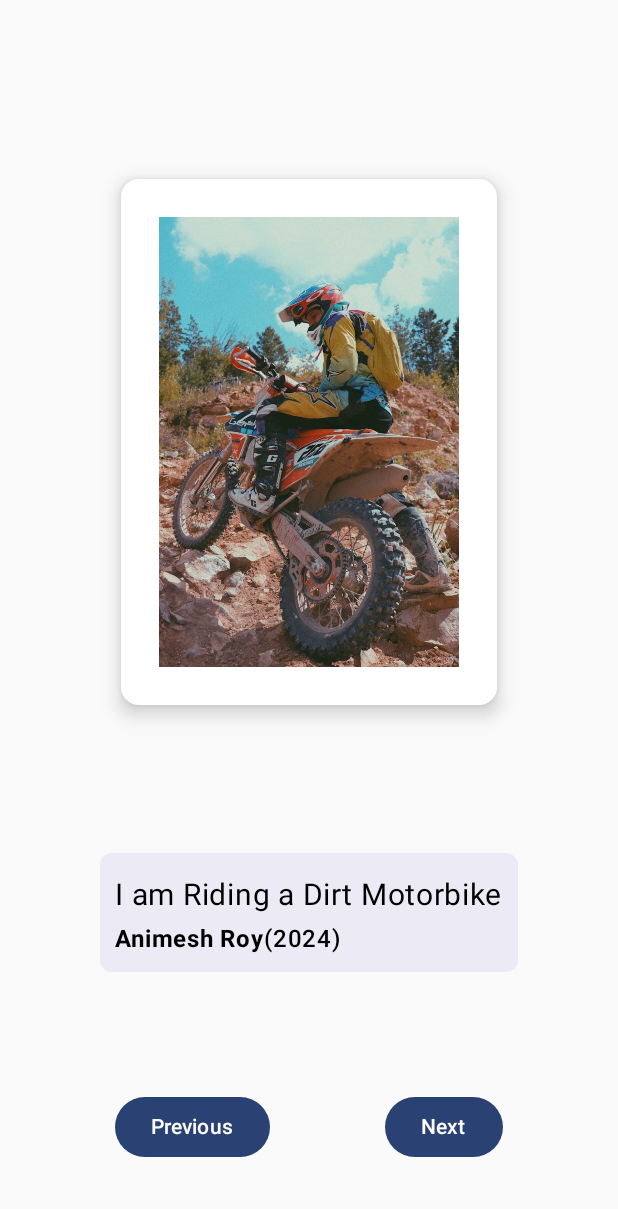
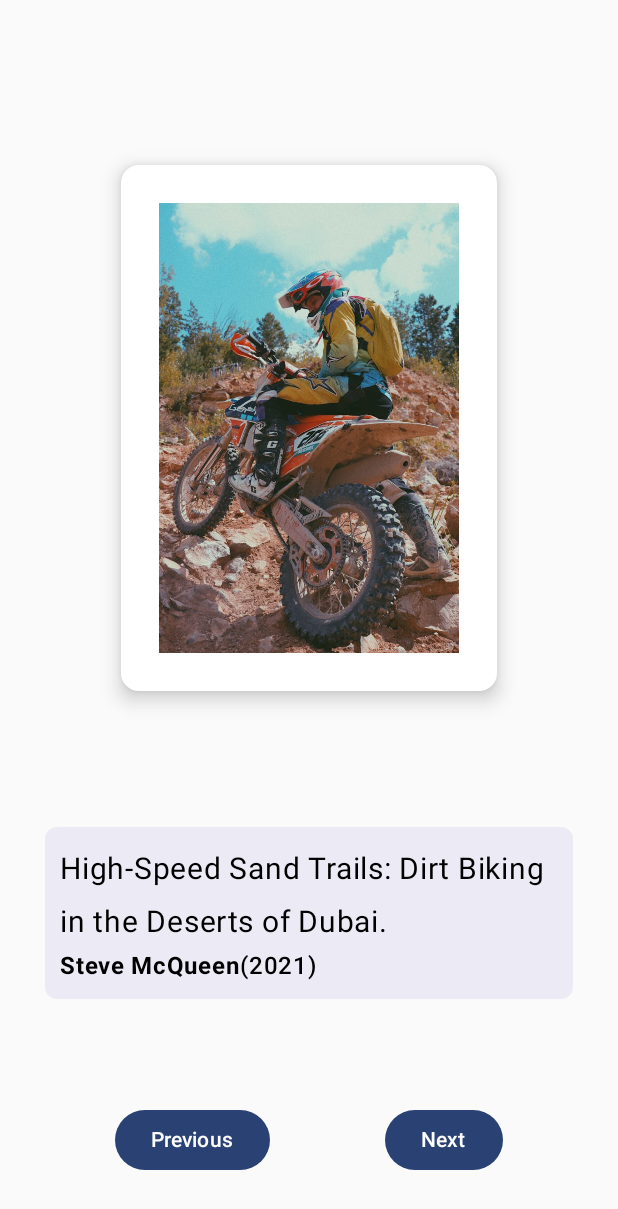
Before and after one commit to animeshroydev/ArtSpace, an Android app built with Jetpack Compose: the screen it shows after launch (MainActivity), after a tap on "Next", on a phone screen of 412 x 824 dp. Shown: the top 1209 px of the screen. Run offline under Robolectric (Android 15) with nearby library versions, the phone set to English and light mode, and no system bars.

Commit message:
updated UI element(title, artist, year)

```diff
--- a/app/src/main/java/com/appmakerszone/artspace/MainActivity.kt
+++ b/app/src/main/java/com/appmakerszone/artspace/MainActivity.kt
@@ -70,69 +70,60 @@ fun ArtSpaceLayout() {
             when (currentImage) {
 
                 1 -> {
-                    ImagePlaceHolder(drawableResourceId = R.drawable.dirt_bike)
+                    ImagePlaceHolder(
+                        drawableResourceId = R.drawable.dirt_bike,
+                        title = "Exhilarating Dirt Bike Adventure in the Dunes of Australia.",
+                        artist = "Nicky Hayden",
+                        year = "(2024)"
+                    )
                     isEnabledPrev = false
                     isEnabledNext = true
                 }
 
                 2 -> {
-                    ImagePlaceHolder(drawableResourceId = R.drawable.dirt_bike2)
+                    ImagePlaceHolder(
+                        drawableResourceId = R.drawable.dirt_bike2,
+                        title = "High-Speed Sand Trails: Dirt Biking in the Deserts of Dubai.",
+                        artist = "Steve McQueen",
+                        year = "(2021)"
+                    )
                     isEnabledPrev = true
                     isEnabledNext = true
                 }
 
                 3 -> {
-                    ImagePlaceHolder(drawableResourceId = R.drawable.dirt_bike3)
+                    ImagePlaceHolder(
+                        drawableResourceId = R.drawable.dirt_bike3,
+                        title = "Epic Off-Road Journey: Dirt Biking Through the Sands of Namibia.",
+                        artist = "Valentino Rossi",
+                        year = "(2019)"
+                    )
                     isEnabledPrev = true
                     isEnabledNext = true
                 }
 
                 4 -> {
-                    ImagePlaceHolder(drawableResourceId = R.drawable.dirt_bike4)
+                    ImagePlaceHolder(
+                        drawableResourceId = R.drawable.dirt_bike4,
+                        title = "Ultimate Sand Challenge: Dirt Biking in the Sahara Desert, India.",
+                        artist = "Marc Márquez",
+                        year = "(2018)"
+                    )
                     isEnabledPrev = true
                     isEnabledNext = true
                 }
 
                 5 -> {
-                    ImagePlaceHolder(drawableResourceId = R.drawable.dirt_bike5)
+                    ImagePlaceHolder(
+                        drawableResourceId = R.drawable.dirt_bike5,
+                        title = "Thrilling Dirk Bike Ride In Sand in Australia.",
+                        artist = "Eval Knievel",
+                        year = "(2009)"
+                    )
                     isEnabledPrev = true
                     isEnabledNext = false
                 }
             }
-
-
-
-            Box(
-                modifier = Modifier
-                    .padding(top = 30.dp, start = 30.dp, end = 30.dp)
-                    .background(
-                        brush = Brush.horizontalGradient(
-                            colors = listOf(
-                                Color(0xFFECEBF5),
-                                Color(0xFFECEBF5)
-                            )
-                        ),
-                        shape = RoundedCornerShape(8.dp)
-                    )
-            ) {
-
-                Column(modifier = Modifier.padding(10.dp)) {
-                    Text(
-                        text = "I am Riding a Dirt Motorbike",
-                        fontSize = 20.sp, lineHeight = 35.sp
-                    )
-                    Row {
-                        Text(
-                            text = "Animesh Roy",
-                            fontWeight = FontWeight.Bold,
-                        )
-                        Text(text = "(2024)", fontWeight = FontWeight.SemiBold)
-                    }
-
-                }
-            }
-
-
 
             PrevNextButton(onClickNext = {
                 currentImage += 1
@@ -173,7 +164,10 @@ fun PrevNextButton(
 }
 
 @Composable
-fun ImagePlaceHolder(drawableResourceId: Int, modifier: Modifier = Modifier) {
+fun ImagePlaceHolder(
+    drawableResourceId: Int, title: String,
+    artist: String, year: String, modifier: Modifier = Modifier
+) {
 
     Card(
         modifier = modifier
@@ -188,7 +182,8 @@ fun ImagePlaceHolder(drawableResourceId: Int, modifier: Modifier = Modifier) {
         Box(
             modifier = Modifier
                 .wrapContentSize()
-                .padding(25.dp).height(300.dp),
+                .padding(25.dp)
+                .height(300.dp),
             contentAlignment = Alignment.Center
         ) {
             Image(
@@ -197,6 +192,36 @@ fun ImagePlaceHolder(drawableResourceId: Int, modifier: Modifier = Modifier) {
                 modifier = Modifier
                     .wrapContentSize()
             )
+        }
+    }
+
+    Box(
+        modifier = Modifier
+            .padding(top = 30.dp, start = 30.dp, end = 30.dp)
+            .background(
+                brush = Brush.horizontalGradient(
+                    colors = listOf(
+                        Color(0xFFECEBF5),
+                        Color(0xFFECEBF5)
+                    )
+                ),
+                shape = RoundedCornerShape(8.dp)
+            )
+    ) {
+
+        Column(modifier = Modifier.padding(10.dp)) {
+            Text(
+                text = title,
+                fontSize = 20.sp, lineHeight = 35.sp
+            )
+            Row {
+                Text(
+                    text = artist,
+                    fontWeight = FontWeight.Bold,
+                )
+                Text(text = year, fontWeight = FontWeight.SemiBold)
+            }
+
         }
     }
 }
```
